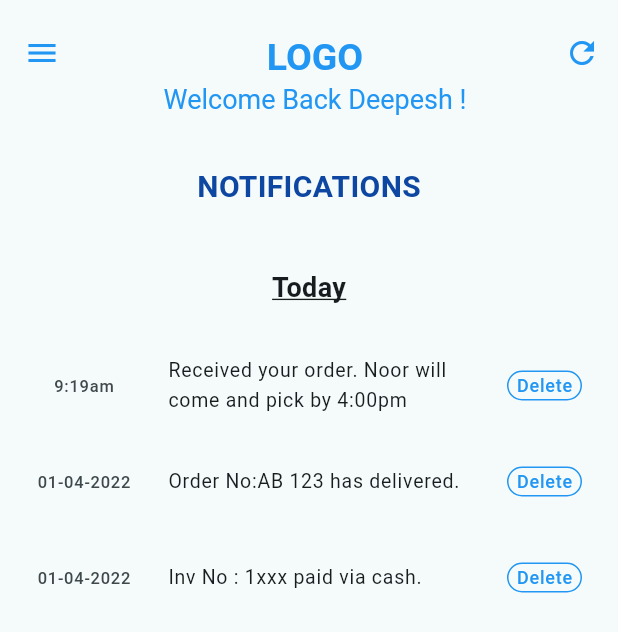
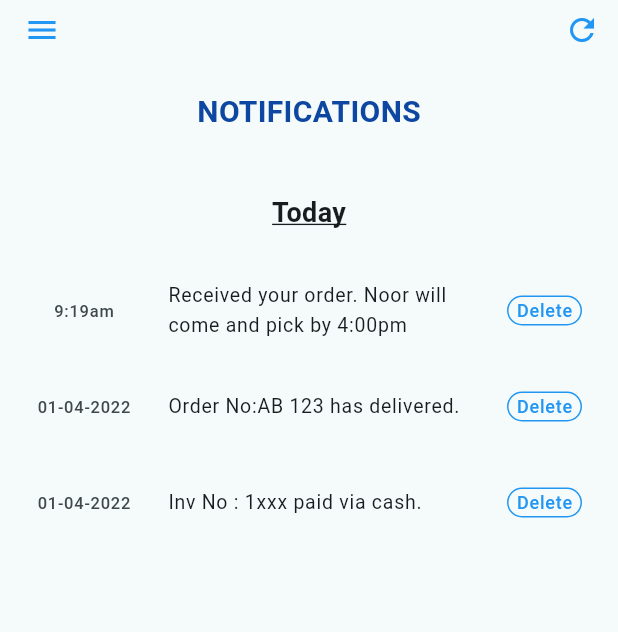
Before and after one commit to abhisheksr227/integrate3_screen, a Flutter app: the Notifications screen opened directly, on a phone screen of 412 x 824 dp. Shown: the top 632 px of the screen. Run offline on Flutter 3.47's test engine with Material 2 defaults, Android fonts, the phone set to English and light mode, and no system bars; our stand-ins replace charts_flutter, dots_indicator, fl_chart, google_maps_flutter, pie_chart, share_plus and 1 more; missing offline and left inert: another_stepper.

Commit message:
git commit -m "second commit"

```diff
--- a/lib/Customers/Notifications.dart
+++ b/lib/Customers/Notifications.dart
@@ -63,19 +63,7 @@ class _NotificationsState extends State<Notifications> {
                 )),
           )
         ],
-        title: Center(
-            child: Column(
-              children: const [
-                Text('LOGO', style: TextStyle(
-                    fontSize: 25,
-                    fontWeight: FontWeight.bold,
-                    color: Colors.blue
-                ),),
-                Text('Welcome Back Deepesh !',
-                  style: TextStyle(fontSize: 18, color: Colors.blue),)
-              ],
-            )),
-        toolbarHeight: 100,
+        toolbarHeight: 50,
       ),
       body: SingleChildScrollView(
         child: Column(
```
